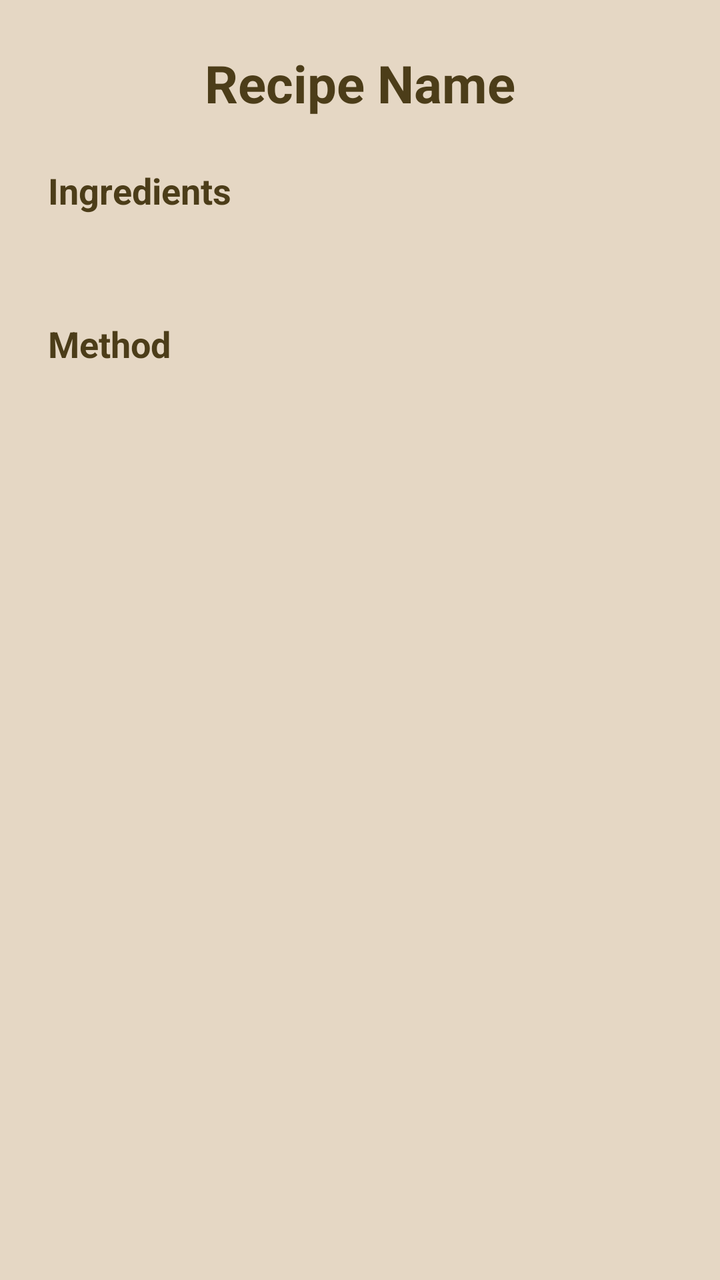
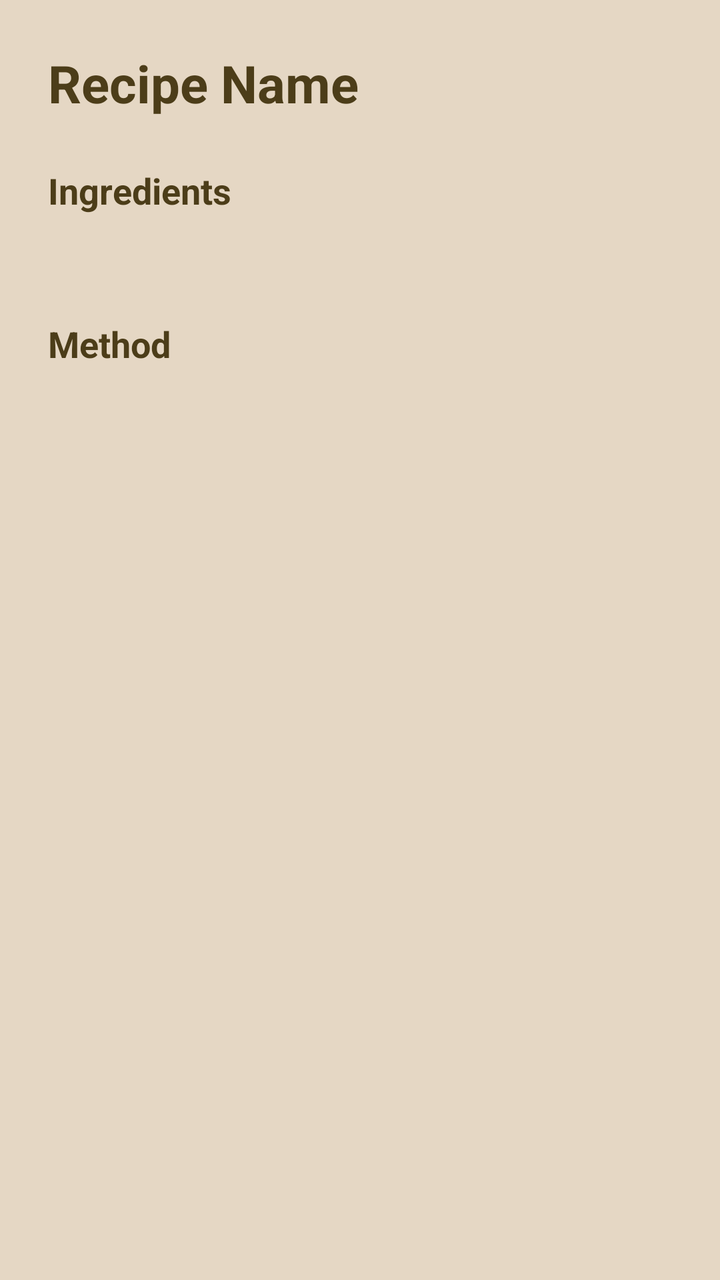

Before-and-after screenshots of an Android layout around one commit, followed by the original layout XML and the change that was made.
<!-- AndroidManifest.xml: application theme Theme.SmartPantryManager -->
<!-- res/layout/recipe_details.xml -->
<?xml version="1.0" encoding="utf-8"?>
<LinearLayout xmlns:android="http://schemas.android.com/apk/res/android"
    android:layout_width="match_parent"
    android:layout_height="match_parent"
    android:orientation="vertical"
    android:background="@color/bone">

    <ScrollView
        android:layout_width="match_parent"
        android:layout_height="match_parent">

        <LinearLayout
            android:layout_width="match_parent"
            android:layout_height="wrap_content"
            android:orientation="vertical"
            android:padding="24dp">

            <TextView
                android:id="@+id/textDetailName"
                android:layout_width="match_parent"
                android:layout_height="wrap_content"
                android:textSize="26sp"
                android:textStyle="bold"
                android:text="Recipe Name"
                android:gravity="center"
                android:textColor="@color/cafe_noir"/>

            <TextView
                android:layout_width="wrap_content"
                android:layout_height="wrap_content"
                android:layout_marginTop="24dp"
                android:text="Ingredients"
                android:textSize="18sp"
                android:textStyle="bold"
                android:textColor="@color/cafe_noir"/>

            <TextView
                android:id="@+id/textDetailIngredients"
                android:layout_width="match_parent"
                android:layout_height="wrap_content"
                android:layout_marginTop="8dp"
                android:textSize="15sp"
                android:text=""
                android:textColor="@color/cafe_noir"/>

            <TextView
                android:layout_width="wrap_content"
                android:layout_height="wrap_content"
                android:layout_marginTop="24dp"
                android:text="Method"
                android:textSize="18sp"
                android:textStyle="bold"
                android:textColor="@color/cafe_noir"/>

            <TextView
                android:id="@+id/textDetailSteps"
                android:layout_width="match_parent"
                android:layout_height="wrap_content"
                android:layout_marginTop="8dp"
                android:textSize="15sp"
                android:text=""
                android:textColor="@color/cafe_noir"/>

            <TextView
                android:id="@+id/textFunFact"
                android:layout_width="match_parent"
                android:layout_height="wrap_content"
                android:layout_marginTop="24dp"
                android:padding="12dp"
                android:background="@color/ecru"
                android:textColor="@color/cafe_noir"
                android:textStyle="italic"
                android:textSize="14sp"
                android:visibility="gone"
                android:text="" />

        </LinearLayout>
    </ScrollView>
</LinearLayout>
<!-- resources referenced by this layout -->
<resources>
  <color name="bone">#E5D7C4</color>
  <color name="cafe_noir">#4C3D19</color>
  <color name="ecru">#D3AF7C</color>
  <style name="Theme.SmartPantryManager" parent="Base.Theme.SmartPantryManager" />
  <style name="Base.Theme.SmartPantryManager" parent="Theme.Material3.DayNight.NoActionBar">
          <item name="colorPrimary">@color/kombu_green</item>
          <item name="colorPrimaryVariant">@color/drab_dark_brown</item>
          <item name="colorOnPrimary">@color/white</item>
          <item name="colorSecondary">@color/moss_green</item>
          <item name="colorSecondaryVariant">@color/raw_umber</item>
          <item name="colorOnSecondary">@color/cafe_noir</item>
      </style>
  <color name="kombu_green">#354024</color>
  <color name="drab_dark_brown">#3E401F</color>
  <color name="white">#FFFFFF</color>
  <color name="moss_green">#8F884F</color>
  <color name="raw_umber">#9E6438</color>
</resources>

<!-- the commit's change to res/layout/recipe_details.xml (unified diff, before → after) -->
@@ -22,7 +22,6 @@
                 android:textSize="26sp"
                 android:textStyle="bold"
                 android:text="Recipe Name"
-                android:gravity="center"
                 android:textColor="@color/cafe_noir"/>
 
             <TextView
